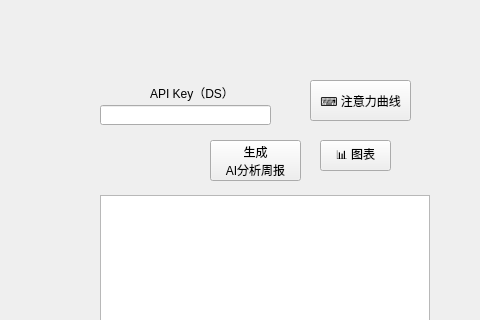
Qt form SleepManagement/mainwindow.ui (SillyAndyZeng/Stack-Overflow-Sleeping) before a commit; both pictures show x 420 to 900 and y 160 to 480 of the 900 by 680 pixel window.
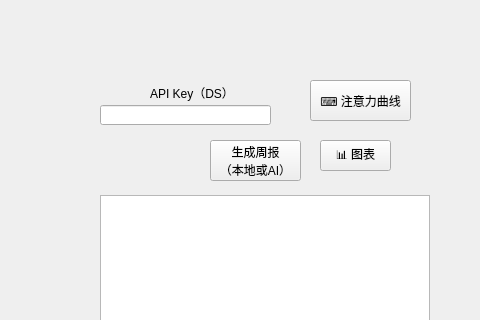
The same form after that commit.

Commit message: 修改了MainWindow::refreshCalendarColors()日历染色逻辑：如果起床或入睡存在一个是未记录状态，则不染色，直接退出函数

Patch:
```diff
--- a/SleepManagement/mainwindow.ui
+++ b/SleepManagement/mainwindow.ui
@@ -132,8 +132,8 @@
      </rect>
     </property>
     <property name="text">
-     <string>生成
-AI分析周报</string>
+     <string>生成周报
+（本地或AI）</string>
     </property>
    </widget>
    <widget class="QPushButton" name="btn_show_chart">
```
Left out of the diff: 2 changed lines with no effect on the pictures. The commit also changes 1 other file.
